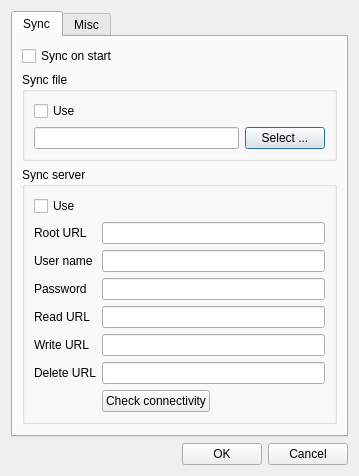
Qt form Qt-SESAM/optionsdialog.ui (607011/Qt-SESAM) before a commit.
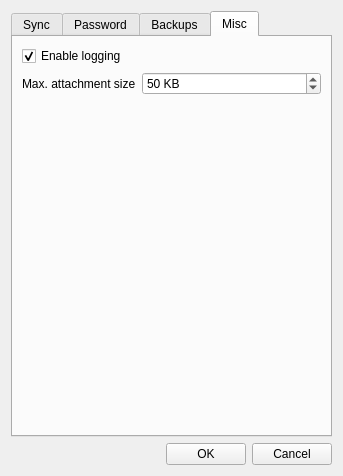
The same form after that commit. The open tabs and pages were chosen to show the change.

Commit message: Max. attachment size can be set in options dialog.

Diff of the .ui file:
```diff
--- a/Qt-SESAM/optionsdialog.ui
+++ b/Qt-SESAM/optionsdialog.ui
@@ -16,10 +16,13 @@
   <layout class="QVBoxLayout" name="verticalLayout_5">
    <item>
     <widget class="QTabWidget" name="tabWidget">
+     <property name="tabShape">
+      <enum>QTabWidget::Rounded</enum>
+     </property>
      <property name="currentIndex">
       <number>0</number>
      </property>
-     <widget class="QWidget" name="tab">
+     <widget class="QWidget" name="tabSync">
       <attribute name="title">
        <string>Sync</string>
       </attribute>
@@ -280,11 +283,11 @@
        </item>
       </layout>
      </widget>
-     <widget class="QWidget" name="tab_2">
+     <widget class="QWidget" name="tabPassword">
       <attribute name="title">
-       <string>Misc</string>
+       <string>Password</string>
       </attribute>
-      <layout class="QVBoxLayout" name="verticalLayout_4">
+      <layout class="QVBoxLayout" name="verticalLayout_7">
        <item>
         <layout class="QFormLayout" name="miscFormLayout">
          <item row="0" column="0">
@@ -430,23 +433,24 @@
         </layout>
        </item>
        <item>
-        <widget class="Line" name="line">
+        <spacer name="verticalSpacer_4">
          <property name="orientation">
-          <enum>Qt::Horizontal</enum>
+          <enum>Qt::Vertical</enum>
          </property>
-        </widget>
-       </item>
-       <item>
-        <widget class="QGroupBox" name="groupBox_2">
-         <property name="minimumSize">
+         <property name="sizeHint" stdset="0">
           <size>
-           <width>0</width>
-           <height>44</height>
+           <width>20</width>
+           <height>40</height>
           </size>
          </property>
-         <property name="title">
-          <string>Backup of settings</string>
-         </property>
+        </spacer>
+       </item>
+      </layout>
+     </widget>
+     <widget class="QWidget" name="tabBackups">
+      <attribute name="title">
+       <string>Backups</string>
+      </attribute>
          <layout class="QVBoxLayout" name="verticalLayout_6">
           <item>
            <widget class="QCheckBox" name="writeBackupsCheckBox">
@@ -498,9 +502,30 @@
             </property>
            </widget>
           </item>
-         </layout>
-        </widget>
-       </item>
+       <item>
+        <spacer name="verticalSpacer_3">
+         <property name="orientation">
+          <enum>Qt::Vertical</enum>
+         </property>
+         <property name="sizeHint" stdset="0">
+          <size>
+           <width>20</width>
+           <height>40</height>
+          </size>
+         </property>
+        </spacer>
+       </item>
+      </layout>
+      <zorder>writeBackupsCheckBox</zorder>
+      <zorder></zorder>
+      <zorder>extensiveWipeoutCheckBox</zorder>
+      <zorder>verticalSpacer_3</zorder>
+     </widget>
+     <widget class="QWidget" name="tabMisc">
+      <attribute name="title">
+       <string>Misc</string>
+      </attribute>
+      <layout class="QVBoxLayout" name="verticalLayout_4">
        <item>
         <widget class="QCheckBox" name="enabledLoggingCheckBox">
          <property name="text">
@@ -511,6 +536,36 @@
          </property>
         </widget>
        </item>
+       <item>
+        <layout class="QFormLayout" name="formLayout_2">
+         <property name="bottomMargin">
+          <number>6</number>
+         </property>
+         <item row="0" column="0">
+          <widget class="QLabel" name="maxAttachmentSizeLabel">
+           <property name="text">
+            <string>Max. attachment size</string>
+           </property>
+          </widget>
+         </item>
+         <item row="0" column="1">
+          <widget class="QSpinBox" name="maxAttachmentSizeSpinBox">
+           <property name="suffix">
+            <string> KB</string>
+           </property>
+           <property name="minimum">
+            <number>1</number>
+           </property>
+           <property name="maximum">
+            <number>1024</number>
+           </property>
+           <property name="value">
+            <number>50</number>
+           </property>
+          </widget>
+         </item>
+        </layout>
+       </item>
        <item>
         <spacer name="verticalSpacer_2">
          <property name="orientation">
```
Left out of the diff: 2 changed lines with no effect on the pictures. Lines whose indentation alone changed are shown as unchanged. The commit also changes 3 other files.
